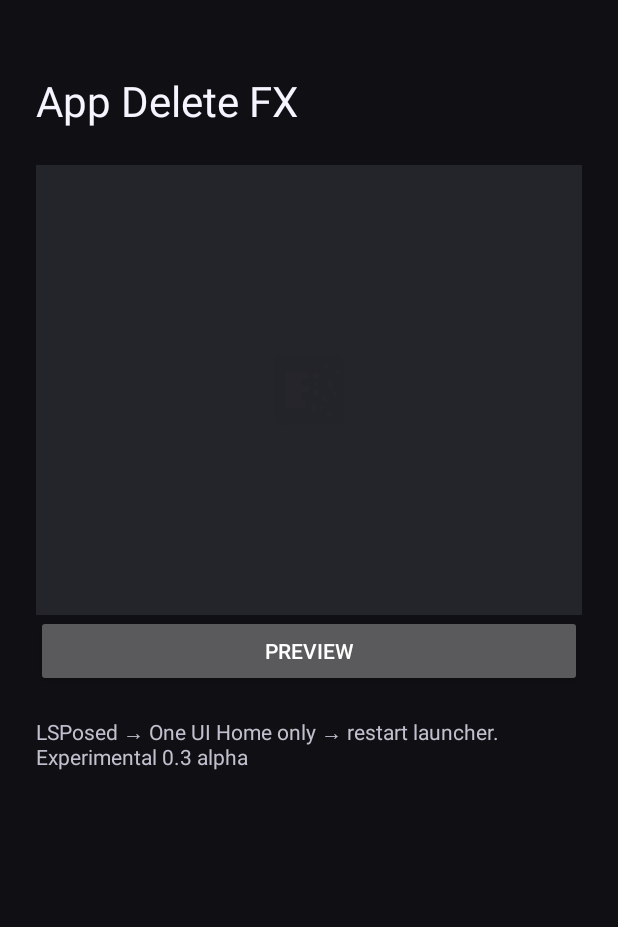
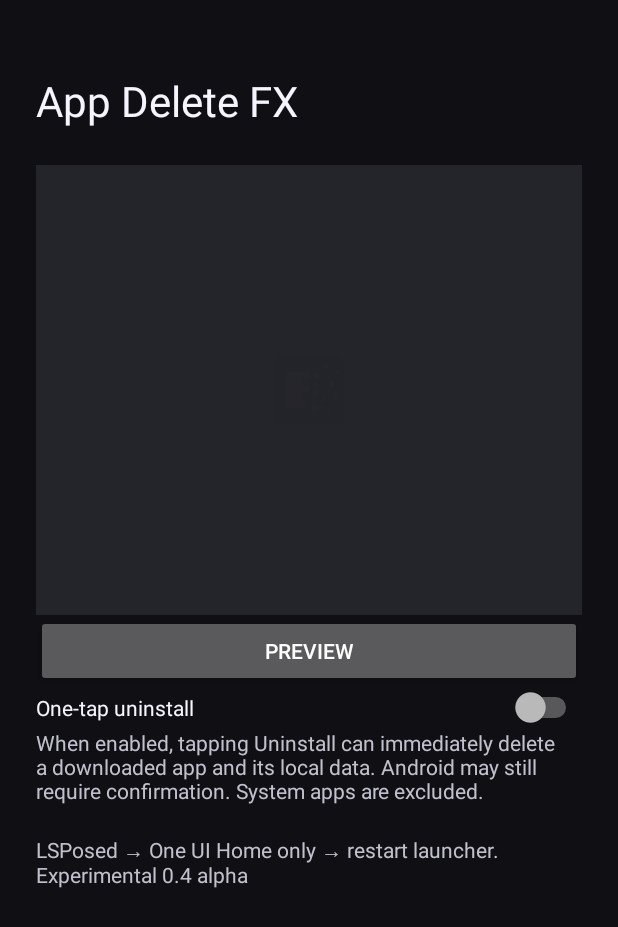
Before and after one commit to muneebranjha10/Delete, an Android app: the screen it shows after launch (PreviewActivity), after a tap on "PREVIEW", on a phone screen of 412 x 824 dp. Shown: the top 927 px of the screen. Run offline under Robolectric (Android 15) with nearby library versions, the phone set to English and light mode, and no system bars.

Commit message:
0.4: opt-in one-tap uninstall using existing launcher permission and fix icon anchor

```diff
--- a/app/build.gradle
+++ b/app/build.gradle
@@ -2,7 +2,7 @@ plugins { id 'com.android.application' }
 android {
  namespace 'dev.s23hype.deletefx'
  compileSdk 35
- defaultConfig { applicationId 'dev.s23hype.deletefx'; minSdk 26; targetSdk 35; versionCode 3; versionName '0.3-alpha' }
+ defaultConfig { applicationId 'dev.s23hype.deletefx'; minSdk 26; targetSdk 35; versionCode 4; versionName '0.4-alpha' }
  compileOptions { sourceCompatibility JavaVersion.VERSION_17; targetCompatibility JavaVersion.VERSION_17 }
 }
 dependencies { compileOnly 'de.robv.android.xposed:api:82' }
--- a/app/src/main/AndroidManifest.xml
+++ b/app/src/main/AndroidManifest.xml
@@ -3,7 +3,8 @@
 <application android:label="App Delete FX" android:icon="@drawable/ic_module" android:theme="@android:style/Theme.Material.NoActionBar" android:allowBackup="false">
 <meta-data android:name="xposedmodule" android:value="true"/>
 <meta-data android:name="xposeddescription" android:value="Reference-tuned icon disintegration for One UI Home"/>
-<meta-data android:name="xposedminversion" android:value="82"/>
+<meta-data android:name="xposedminversion" android:value="93"/>
+<meta-data android:name="xposedsharedprefs" android:value="true"/>
 <meta-data android:name="xposedscope" android:value="com.sec.android.app.launcher"/>
 <activity android:name=".PreviewActivity" android:exported="true"><intent-filter><action android:name="android.intent.action.MAIN"/><category android:name="android.intent.category.LAUNCHER"/></intent-filter></activity>
 </application></manifest>
--- a/app/src/main/java/dev/s23hype/deletefx/LauncherHook.java
+++ b/app/src/main/java/dev/s23hype/deletefx/LauncherHook.java
@@ -43,13 +43,14 @@ public final class LauncherHook implements IXposedHookLoadPackage {
      }catch(Throwable t){warn(t);}
     }
    });
-   installed=true;XposedBridge.log("AppDeleteFX 0.3: installed IconContainer removal hook");
+   installed=true;XposedBridge.log("AppDeleteFX 0.4: installed IconContainer removal hook");
   }catch(Throwable t){warn(t);}
  }
  private static View render(View container,Method getIcon,Method getPosition,Method getChild)throws Exception{
   if(!container.isAttachedToWindow()||!container.isShown()||!ValueAnimator.areAnimatorsEnabled())return null;
   Object item=getIcon.invoke(container);if(!(item instanceof Drawable))return null;
-  Object child=getChild.invoke(container);View anchor=child instanceof View&&((View)child).isAttachedToWindow()?(View)child:container;
+  Object child=getChild.invoke(container);View anchor=container;
+  try{Object v=XposedHelpers.callMethod(child,"getView");if(v instanceof View&&((View)v).isAttachedToWindow())anchor=(View)v;}catch(Throwable ignored){}
   Object r=getPosition.invoke(container);if(!(r instanceof Rect))return null;
   Rect pos=new Rect((Rect)r);
   if(pos.width()<=0||pos.height()<=0||pos.width()>anchor.getWidth()+2||pos.height()>anchor.getHeight()+2)return null;
--- a/app/src/main/java/dev/s23hype/deletefx/ParticleEffect.java
+++ b/app/src/main/java/dev/s23hype/deletefx/ParticleEffect.java
@@ -28,11 +28,11 @@ final class ParticleEffect extends Drawable {
    float px=(gx+.15f+rand.nextFloat()*.7f)/GRID,py=(gy+.15f+rand.nextFloat()*.7f)/GRID;
    x[i]=(px-.5f)*box.width();y[i]=(py-.5f)*box.height();
    float a=(float)Math.atan2(y[i],x[i])+(rand.nextFloat()-.5f)*2.9f;
-   float speed=size*(.30f+1.85f*(float)Math.pow(rand.nextFloat(),.85));
+   float speed=size*(.18f+1.20f*(float)Math.pow(rand.nextFloat(),1.15));
    vx[i]=(float)Math.cos(a)*speed;vy[i]=(float)Math.sin(a)*speed;
    radius[i]=Math.max(.38f,size*(.004f+.006f*(float)Math.pow(rand.nextFloat(),2)));
    delay[i]=rand.nextFloat()*.045f;phase[i]=rand.nextFloat()*6.283f;
-   life[i]=.72f+.28f*rand.nextFloat();colors[i]=color;spark[i]=rand.nextFloat()<.64f;
+   life[i]=.72f+.28f*rand.nextFloat();colors[i]=color;spark[i]=rand.nextFloat()<.27f;
   }
  }
  static Bitmap sample(Drawable icon){
@@ -59,7 +59,7 @@ final class ParticleEffect extends Drawable {
   try{anim.start();return true;}catch(RuntimeException e){root.getOverlay().remove(fx);root.removeOnAttachStateChangeListener(attach);throw e;}
  }
  @Override public void draw(Canvas c){
-  float breakup=burstOnly?ParticleMath.clamp(time/.065f):ParticleMath.breakup(time),collapse=burstOnly?.88f:ParticleMath.collapse(time);
+  float breakup=burstOnly?ParticleMath.clamp(time/.035f):ParticleMath.breakup(time),collapse=burstOnly?.88f:ParticleMath.collapse(time);
   if(!burstOnly&&breakup<1){
    paint.setColor(Color.WHITE);paint.setAlpha(Math.round(255*(1-breakup)));
    c.save();c.scale(collapse,collapse,cx,cy);c.drawBitmap(image,null,box,paint);c.restore();
@@ -72,7 +72,7 @@ final class ParticleEffect extends Drawable {
    float r=radius[i]*ParticleMath.radius(age);
    int alpha=Math.round(Color.alpha(colors[i])*ParticleMath.fade(age)*breakup);
    int col=colors[i];
-   if(spark[i])col=Color.rgb((Color.red(col)+255)/2,(Color.green(col)+255)/2,(Color.blue(col)+255)/2);
+   if(spark[i])col=Color.rgb((Color.red(col)*3+255)/4,(Color.green(col)*3+255)/4,(Color.blue(col)*3+255)/4);
    paint.setColor(col);paint.setAlpha(alpha);
    if((i&7)==0)c.drawRect(xx-r,yy-r,xx+r,yy+r,paint);else c.drawCircle(xx,yy,r,paint);
    if(spark[i]&&p>.015f){
--- a/app/src/main/java/dev/s23hype/deletefx/PreviewActivity.java
+++ b/app/src/main/java/dev/s23hype/deletefx/PreviewActivity.java
@@ -20,6 +20,14 @@ public final class PreviewActivity extends Activity {
   View.OnClickListener click=v->{if(running||!ValueAnimator.areAnimatorsEnabled())return;running=true;play.setEnabled(false);
    Bitmap bmp=null;try{bmp=ParticleEffect.sample(icon.getDrawable());if(ParticleEffect.play(stage,bmp,new RectF(icon.getLeft(),icon.getTop(),icon.getRight(),icon.getBottom()))){icon.setAlpha(0);stage.postDelayed(()->{icon.setAlpha(1);running=false;play.setEnabled(true);},750);}else{running=false;play.setEnabled(true);}}catch(RuntimeException e){running=false;play.setEnabled(true);icon.setAlpha(1);}finally{if(bmp!=null)bmp.recycle();}
   };play.setOnClickListener(click);icon.setOnClickListener(click);
-  TextView guide=new TextView(this);guide.setText("LSPosed → One UI Home only → restart launcher.\nExperimental 0.3 alpha");guide.setTextColor(0xffc1c0ce);guide.setPadding(0,dp(20),0,0);page.addView(guide);setContentView(page);
+  Switch fast=new Switch(this);fast.setText("One-tap uninstall");fast.setTextColor(0xfff5f4ff);
+  TextView notice=new TextView(this);notice.setText("When enabled, tapping Uninstall can immediately delete a downloaded app and its local data. Android may still require confirmation. System apps are excluded.");notice.setTextColor(0xffc1c0ce);
+  try{
+   android.content.SharedPreferences prefs=getSharedPreferences("deletefx",MODE_WORLD_READABLE);
+   fast.setChecked(prefs.getBoolean("one_tap",false));
+   fast.setOnCheckedChangeListener((button,on)->{if(on){new android.app.AlertDialog.Builder(this).setTitle("Enable one-tap uninstall?").setMessage("Uninstall will remove the selected app and its local data without a second confirmation when Android permits.").setPositiveButton("Enable",(d,w)->prefs.edit().putBoolean("one_tap",true).commit()).setNegativeButton("Cancel",(d,w)->fast.setChecked(false)).setOnCancelListener(d->fast.setChecked(false)).show();}else prefs.edit().putBoolean("one_tap",false).commit();});
+  }catch(SecurityException e){fast.setEnabled(false);notice.setText("One-tap requires LSPosed shared preferences. Enable the module, restart the device, then reopen this app.");}
+  page.addView(fast);page.addView(notice);
+  TextView guide=new TextView(this);guide.setText("LSPosed → One UI Home only → restart launcher.\nExperimental 0.4 alpha");guide.setTextColor(0xffc1c0ce);guide.setPadding(0,dp(20),0,0);page.addView(guide);setContentView(page);
  }
 }
```
Also changed, not shown: app/src/main/java/dev/s23hype/deletefx/UninstallBridge.java (+84 -8 lines), 2 other files.
